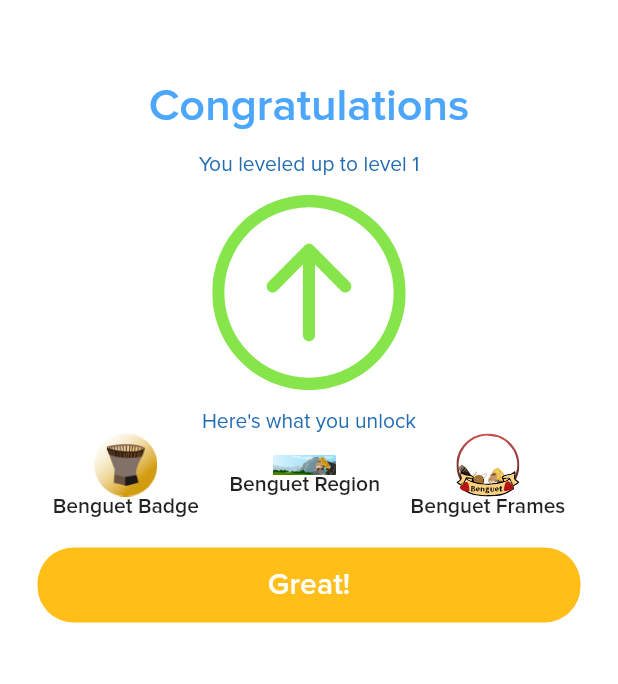
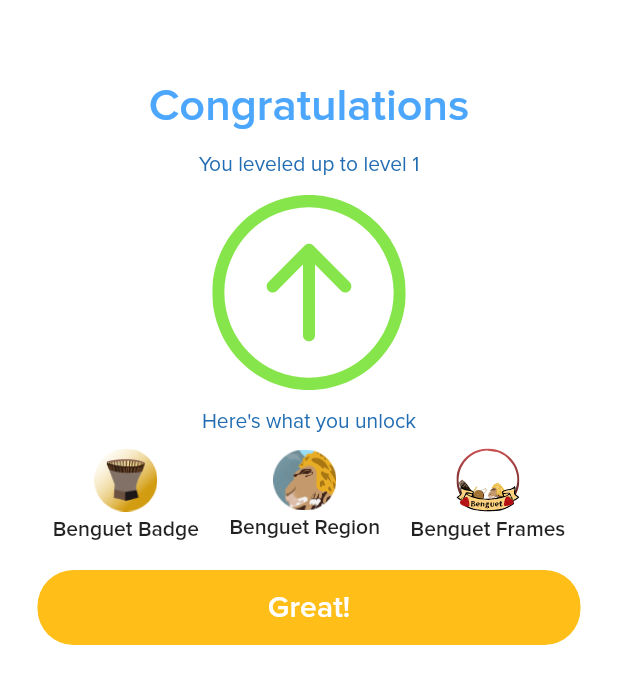
Before and after one commit to JobCuta/CIS-9340-Thesis, a Flutter app: the LevelUpRewardWidgets screen opened directly, on a phone screen of 412 x 824 dp. Shown: the top 684 px of the screen. Run offline on Flutter 3.47's test engine with Material 2 defaults, Android fonts, the phone set to English and light mode, and no system bars; our stand-ins replace animated_text_kit, audioplayers, chewie, circular_countdown_timer, email_validator, expandable and 18 more; missing offline and left inert: app_install_date, flutter_animated_dialog, flutter_email_sender, sudoku_solver_generator, video_thumbnail; accounts and stored records are empty.

Commit message:
complete level up rewards, give xp once in coping

```diff
--- a/lib/controllers/levelController.dart
+++ b/lib/controllers/levelController.dart
@@ -28,6 +28,7 @@ class LevelController extends GetxController {
   var totalXpToAdd = 0.obs;
   var levelUp = false.obs;
 
+  // it randomly displays an exception if one of the region svg was displayed, that's why png is used here instead for the badge and region
   var level2Rewards = {
       'Kalinga Badge' : 'assets/achievements/kalinga_adventure_achievements.png',
       'Kalinga Region' : 'assets/images/kalinga_unlock.png',
@@ -35,22 +36,22 @@ class LevelController extends GetxController {
   };
   var level3Rewards = {
       'Abra Badge' : 'assets/achievements/abra_adventure_achievements.png',
-      'Abra Region' : 'assets/images/Abra.png',
+      'Abra Region' : 'assets/images/abra_region.png',
       'Abra Frames' : 'assets/frames/abra_v2.svg'
   };
   var level4Rewards = {
-      'Mt. Province Badge' : 'assets/achievements/mtprovince_adventure_achievements.png',
-      'Mt. Province Region' : 'assets/images/Mt Province.png',
-      'Mt. Province Frames' : 'assets/frames/mtProvince_v2.svg'
+      'Mt. Prov Badge' : 'assets/achievements/mtprovince_adventure_achievements.png',
+      'Mt. Prov Region' : 'assets/images/mtprovince_region.png',
+      'Mt. Prov Frames' : 'assets/frames/mtProvince_v2.svg'
   };
   var level5Rewards = {
       'Ifugao Badge' : 'assets/achievements/ifugao_adventure_achievements.png',
-      'Ifugao Region' : 'assets/images/Ifugao.png',
+      'Ifugao Region' : 'assets/images/ifugao_region.png',
       'Ifugao Frames' : 'assets/frames/ifugao_v2.svg'
   };
   var level6Rewards = {
       'Benguet Badge' : 'assets/achievements/benguet_adventure_achievements.png',
-      'Benguet Region' : 'assets/images/Benguet.png',
+      'Benguet Region' : 'assets/images/benguet_region.png',
       'Benguet Frames' : 'assets/frames/benguet_v2.svg'
   };
 
@@ -124,6 +125,7 @@ class LevelController extends GetxController {
     recentlyAddedXp.value = true;
     totalXpToAdd.value = 0;
     checkIfLevelUp();
+    updateRecentlyAddedXp(true);
 
     update();
 
--- a/lib/screens/MiniGames/CopingGame/CopingGameScreen.dart
+++ b/lib/screens/MiniGames/CopingGame/CopingGameScreen.dart
@@ -26,10 +26,12 @@ class CopingGameScreenState extends State<CopingGameScreen> {
   double height = 350;
   double width = 300;
   bool isComplete = false;
+  bool willBeCompletedOnceOnly = false;
 
   showCardDialog(AssetImage img, String info, String tipsTitle, String tips,
       int index, Province province) {
     setState(() {
+      willBeCompletedOnceOnly = _copingController.checkIfItWillBeCompletedSoon(province);
       _copingController.updateCardCompletion(province, index);
       isComplete = _copingController.getCompleteStatusOfProvinceCards(province);
     });
@@ -212,7 +214,7 @@ class CopingGameScreenState extends State<CopingGameScreen> {
             );
           });
         }).then((value) {
-      if (isComplete) {
+      if (isComplete && willBeCompletedOnceOnly) {
         showTalkingPerson(
             context: context,
             dialog:
--- a/lib/screens/main/EmotionalEvaluationEndScreen.dart
+++ b/lib/screens/main/EmotionalEvaluationEndScreen.dart
@@ -454,9 +454,7 @@ class _EmotionalEvaluationEndScreenState
                       if (_dailyController.isMorningEntryDone.value &&
                           _dailyController.isAfternoonEntryDone.value &&
                           _dailyController.isEveningEntryDone.value) {
-                        _levelController.initializeTaskWithXp(
-                            'All 3 Entries', 20);
-                        _levelController.finalizeAddingOfXp();
+                        _levelController.addXp('All 3 Entries', 20);
                       }
 
                       (isAddingFromOnboarding)
--- a/lib/widgets/LevelUpRewardsModal.dart
+++ b/lib/widgets/LevelUpRewardsModal.dart
@@ -69,36 +69,29 @@ class _LevelUpRewardWidgetsState extends State<LevelUpRewardWidgets> {
                       color: Theme.of(context).colorScheme.accentBlue04),
                 ),
               ),
+              const SizedBox(height: 10.0),
               Row(
                 mainAxisAlignment: MainAxisAlignment.spaceAround,
                 children: [
                   Column(
                     children: [
                       Image.asset(currentLevelRewards[keys[0]] as String, width: 42),
-                      FittedBox(
-                        child: Text(keys[0], style: Theme.of(context).textTheme.bodyText2?.copyWith(fontWeight: FontWeight.w600))
-                      ),
+                      const SizedBox(height: 5.0),
+                      Text(keys[0], style: Theme.of(context).textTheme.bodyText2?.copyWith(fontWeight: FontWeight.w600))
                     ],
                   ),
                   Column(
                     children: [
-                      // THIS IS TEMP, WILL CHANGE TOMORROW
-                      (currentLevel < 3)
-                          ? Image.asset(currentLevelRewards[keys[1]] as String, width: 42)
-                          : CircleAvatar(
-                            child: Image.asset(currentLevelRewards[keys[1]] as String, width: 42, fit: BoxFit.contain),
-                          ),
-                      FittedBox(
-                        child: Text(keys[1], style: Theme.of(context).textTheme.bodyText2?.copyWith(fontWeight: FontWeight.w600))
-                      ),
+                      Image.asset(currentLevelRewards[keys[1]] as String, width: 42),
+                      const SizedBox(height: 5.0),
+                      Text(keys[1], style: Theme.of(context).textTheme.bodyText2?.copyWith(fontWeight: FontWeight.w600))
                     ],
                   ),
                   Column(
                     children: [
                       SvgPicture.asset(currentLevelRewards[keys[2]] as String, width: 42),
-                      FittedBox(
-                        child: Text(keys[2], style: Theme.of(context).textTheme.bodyText2?.copyWith(fontWeight: FontWeight.w600))
-                      ),
+                      const SizedBox(height: 5.0),
+                      Text(keys[2], style: Theme.of(context).textTheme.bodyText2?.copyWith(fontWeight: FontWeight.w600))
                     ],
                   ),
                 ],
```
Also changed, not shown: lib/controllers/copingController.dart (+21 -0 lines), assets/achievements/mtprovince_adventure_achievements.png (added), assets/images/abra_region.png (added), assets/images/abra_region.svg (added), assets/images/benguet_region.png (added), assets/images/benguet_region.svg (added), assets/images/ifugao_region.png (added), assets/images/ifugao_region.svg (added), assets/images/kalinga_region.png (added), assets/images/kalinga_region.svg (added), assets/images/mtprovince_region.png (added), assets/images/mtprovince_region.svg (added).
